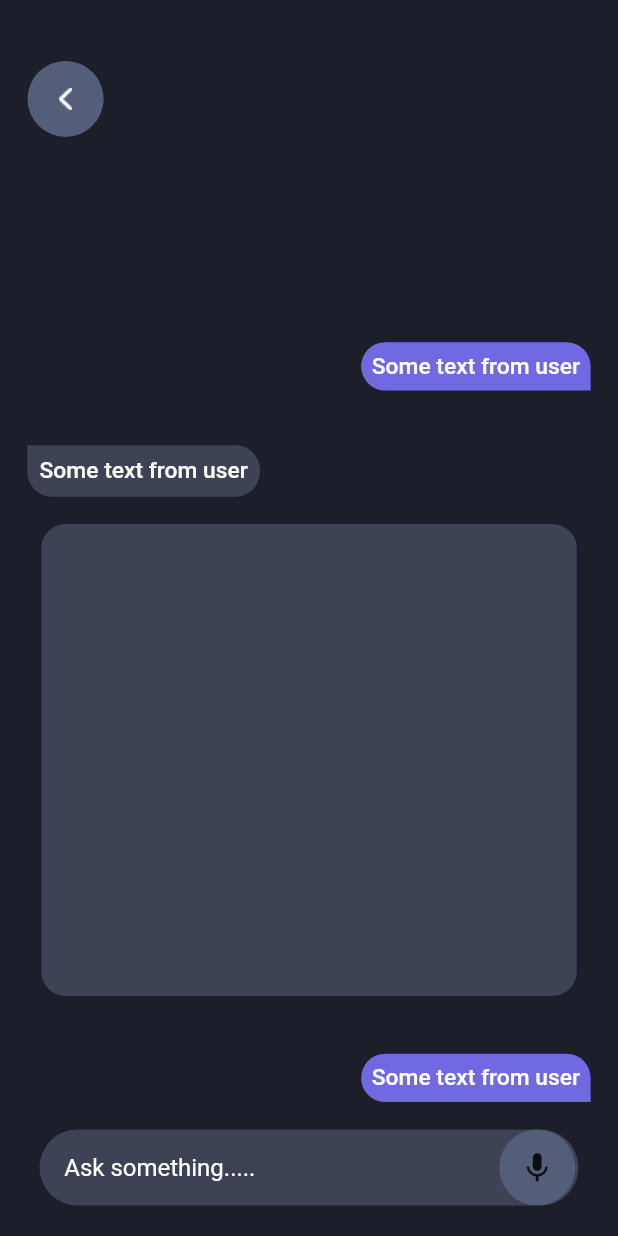
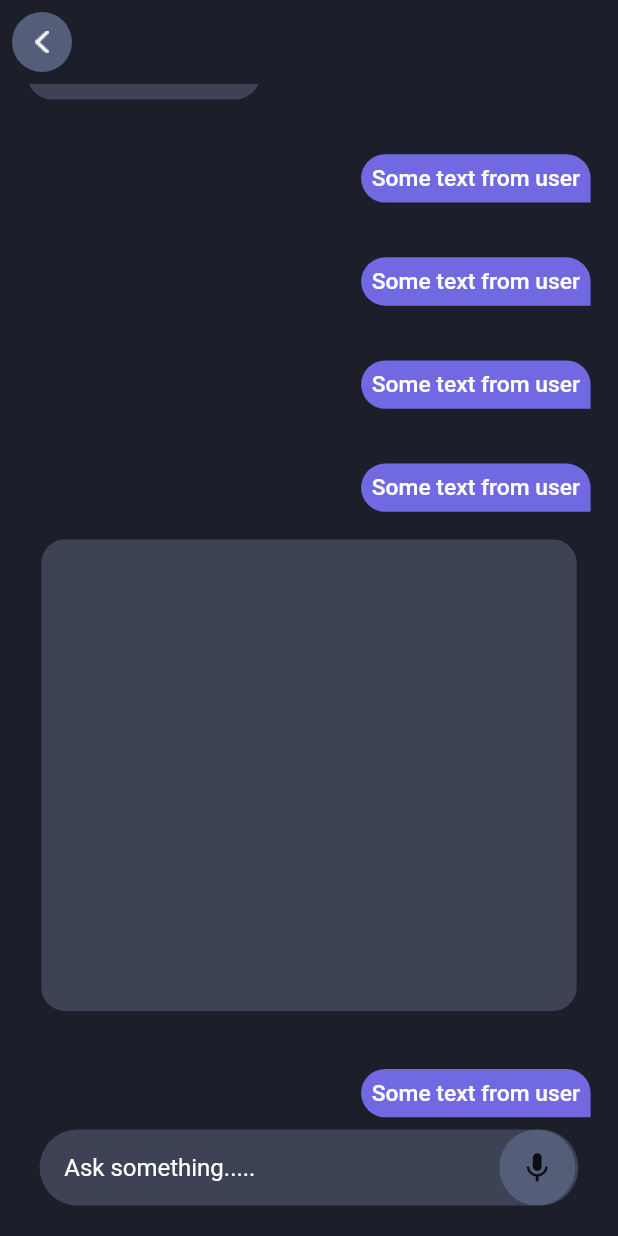
Before and after one commit to ys1113457623/Fuzion, a Flutter app: the screen it shows after launch, on a phone screen of 412 x 824 dp. Run offline on Flutter 3.47's test engine with Material 2 defaults, Android fonts, the light colour scheme and no system bars; our stand-ins replace flutter_screenutil, flutter_tts, get, image_picker, permission_handler, speech_to_text.

Commit message:
text_screen page manipulated

```diff
--- a/lib/text_screen.dart
+++ b/lib/text_screen.dart
@@ -1,7 +1,9 @@
+import 'package:flutter/gestures.dart';
 import 'package:flutter/material.dart';
 import 'package:flutter_screenutil/flutter_screenutil.dart';
 import 'package:flutter_staggered_grid_view/flutter_staggered_grid_view.dart';
 import 'package:fuzion/widgets/keyboard.dart';
+import 'package:get/get.dart';
 
 class TextScreen extends StatelessWidget {
   const TextScreen({Key? key}) : super(key: key);
@@ -9,38 +11,52 @@ class TextScreen extends StatelessWidget {
   @override
   Widget build(BuildContext context) {
     var text = "Some text from user";
-    return Scaffold(
+    return SafeArea(
+      child: Scaffold(
         backgroundColor: const Color(0xff1C1F2A),
-      body: SingleChildScrollView(
-        child: Container(
-          height:812.h ,
+        appBar: AppBar(
+          automaticallyImplyLeading: false,
+          backgroundColor: Colors.transparent,
+          elevation: 0,
+          leading: new IconButton(
+            icon: Container(
+              decoration: const BoxDecoration(
+                  color: Color(0xFF555E78), shape: BoxShape.circle),
+              width: 50.w,
+              height: 50.h,
+              child: Image.asset("assets/arrow.png"),
+            ),
+            onPressed: () => Get.back(),
+          ),
+        ),
+        body: Container(
+          height: 812.h,
+          child: Stack(
+            // mainAxisAlignment: MainAxisAlignment.spaceBetween,
+            children: [
+              Padding(
+                padding: EdgeInsets.only(bottom: 60.h),
+                child: SingleChildScrollView(
+                  reverse: true,
                   child: Column(
                     mainAxisAlignment: MainAxisAlignment.spaceBetween,
                     children: [
-              const TopButton(),
-              Column(
-                mainAxisAlignment: MainAxisAlignment.end,
-                children: [
-
-                  Column(
-                    mainAxisAlignment: MainAxisAlignment.spaceBetween,
-                    children: [
-
-
                       UserInputText(text: text),
                       ReplyFromBot(text: text),
+                      UserInputText(text: text),
+                      UserInputText(text: text),
+                      UserInputText(text: text),
+                      UserInputText(text: text),
                       ClipRRect(
-                        borderRadius: BorderRadius.all(Radius.circular(16.sp),),
-
+                        borderRadius: BorderRadius.all(
+                          Radius.circular(16.sp),
+                        ),
                         child: Container(
                           width: 325.w,
                           height: 310.h,
-
                           decoration: const BoxDecoration(
                             color: Color(0xFF3D4354),
                           ),
-
-
                         ),
                       ),
                       SizedBox(
@@ -49,9 +65,9 @@ class TextScreen extends StatelessWidget {
                       UserInputText(text: text),
                     ],
                   ),
-                  const KeyBoard()
-                ],
                 ),
+              ),
+              Align(alignment: Alignment.bottomCenter, child: KeyBoard())
             ],
           ),
         ),
@@ -69,10 +85,10 @@ class TopButton extends StatelessWidget {
   Widget build(BuildContext context) {
     return InkWell(
       onTap: () {
-        Navigator.pop(context);
+        Get.back();
       },
       child: Padding(
-                padding: EdgeInsets.symmetric(horizontal: 16.sp,vertical: 40.h),
+        padding: EdgeInsets.symmetric(horizontal: 16.sp, vertical: 40.h),
         child: Row(
           mainAxisAlignment: MainAxisAlignment.spaceBetween,
           children: [
@@ -83,7 +99,6 @@ class TopButton extends StatelessWidget {
               height: 50.h,
               child: Image.asset("assets/arrow.png"),
             ),
-
           ],
         ),
       ),
@@ -106,9 +121,7 @@ class ReplyFromBot extends StatelessWidget {
       child: Align(
         alignment: Alignment.topLeft,
         child: Container(
-
-          constraints:                const BoxConstraints(minWidth: 100, maxWidth: 282),
-
+          constraints: const BoxConstraints(minWidth: 100, maxWidth: 282),
           decoration: BoxDecoration(
               color: const Color(0xFF3D4354),
               borderRadius: BorderRadius.only(
@@ -147,8 +160,7 @@ class UserInputText extends StatelessWidget {
       child: Align(
         alignment: Alignment.topRight,
         child: Container(
-          constraints:
-              const BoxConstraints(minWidth: 100, maxWidth: 282),
+          constraints: const BoxConstraints(minWidth: 100, maxWidth: 282),
           // height: 75.h,
           padding: EdgeInsets.all(7.sp),
           decoration: BoxDecoration(
--- a/lib/widgets/keyboard.dart
+++ b/lib/widgets/keyboard.dart
@@ -69,7 +69,12 @@ class _KeyBoardState extends State<KeyBoard> {
   }
 
   Future toggleRecording() => SpeechApi.toggleRecording(
-        onResult: (text) => setState(() => this.text = text),
+        onResult: ((text) {
+          setState(() {
+            this.text = text;
+          });
+        }),
+        // onResult: (text) => setState(() => this.text = text),
         onListening: (isListening) {
           setState(() => this.isListening = isListening);
 
```
Lines whose indentation alone changed are shown as unchanged.
